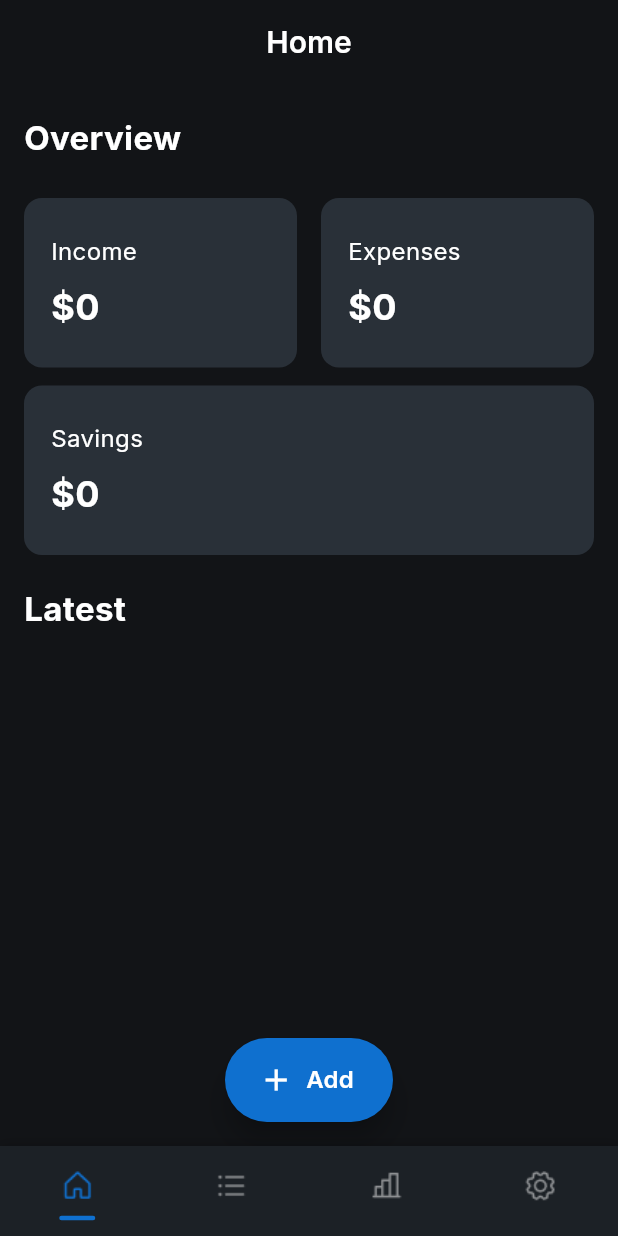
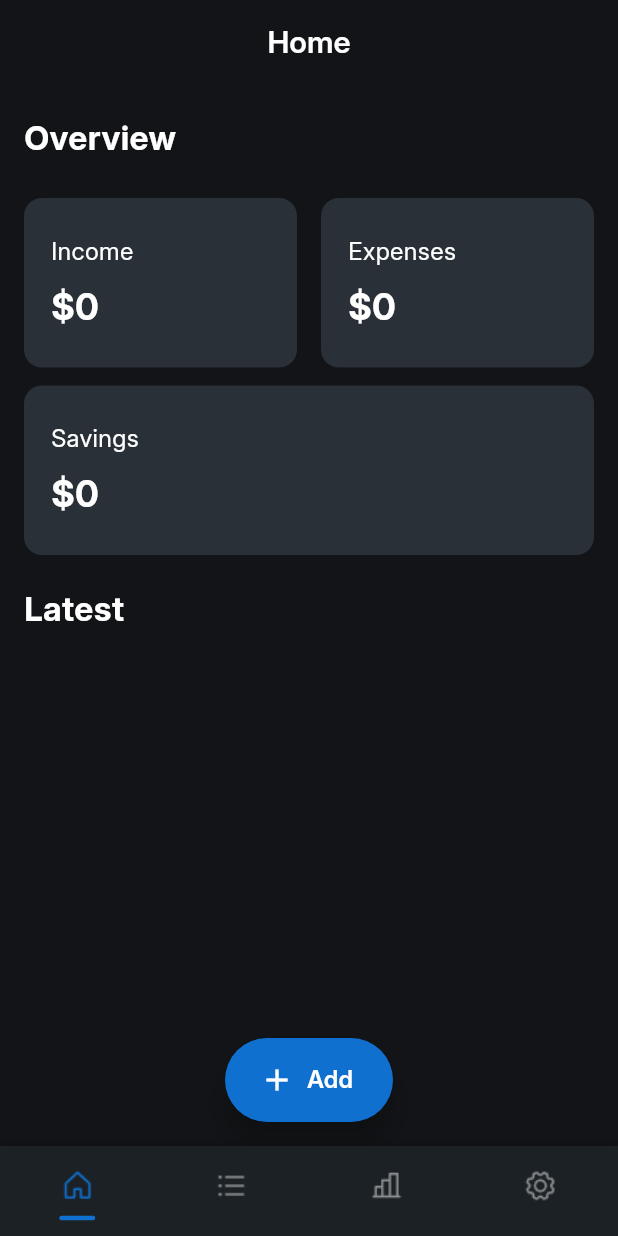
Before and after one commit to Aimene996/implement-log, a Flutter app: the screen it shows after launch, on a phone screen of 412 x 824 dp. Run offline on Flutter 3.47's test engine with Material 3 defaults, Android fonts, the phone set to English and light mode, and no system bars; our stand-ins replace hive, hive_flutter; accounts and stored records are empty.

Commit message:
fix font and tabbar

```diff
--- a/lib/features/home/home_screen.dart
+++ b/lib/features/home/home_screen.dart
@@ -1,5 +1,4 @@
 import 'package:flutter/material.dart';
-import 'package:google_fonts/google_fonts.dart';
 import 'package:mactest/features/models/custom_category.dart';
 import 'package:mactest/features/models/transaction.dart';
 import 'package:mactest/features/providers/currency_provider.dart';
@@ -10,25 +9,29 @@ import 'package:provider/provider.dart';
 
 const double horizontalPadding = 16.0;
 
-final sectionTitleStyle = GoogleFonts.inter(
+const TextStyle sectionTitleStyle = TextStyle(
   fontSize: 22,
   fontWeight: FontWeight.bold,
+  fontFamily: 'inter',
 );
 
-final cardTitleStyle = GoogleFonts.inter(fontSize: 16, color: Colors.white);
+const TextStyle cardTitleStyle = TextStyle(fontSize: 16, color: Colors.white);
 
-final cardValueStyle = GoogleFonts.inter(
+const TextStyle cardValueStyle = TextStyle(
   fontSize: 24,
   fontWeight: FontWeight.bold,
   color: Colors.white,
 );
 
-final subtitleStyle = GoogleFonts.inter(
+const TextStyle subtitleStyle = TextStyle(
   fontSize: 14,
-  color: const Color(0xFF9EABBA),
+  color: Color(0xFF9EABBA),
 );
 
-final amountTextStyle = GoogleFonts.inter(fontSize: 16);
+const TextStyle amountTextStyle = TextStyle(
+  fontSize: 16,
+  // fontWeight: FontWeight.w400,
+);
 
 class HomeScreen extends StatelessWidget {
   const HomeScreen({super.key});
@@ -366,7 +369,7 @@ class HomeScreen extends StatelessWidget {
       case 'utilities':
         return 'assets/Utilities.png';
       case 'other':
-        return 'assets/Salary.png';
+        return 'assets/Other.png';
       default:
         return 'assets/Other.png';
     }
```
Also changed, not shown: lib/features/category/add_category_screen.dart (+8 -0 lines), lib/features/report/reporte_screen.dart (+61 -34 lines), lib/features/transactions/add_new_transaction.dart (+7 -0 lines), pubspec.yaml (+11 -11 lines), assets/fonts/Inter_24pt-Bold.ttf (added), assets/fonts/Inter_24pt-Medium.ttf (added), assets/fonts/Inter_24pt-Regular.ttf (added), assets/fonts/Inter_24pt-SemiBold.ttf (added), pubspec.lock.
